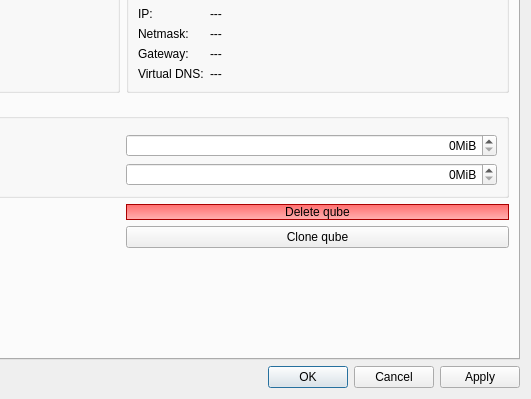
This is ui/settingsdlg.ui in QubesOS/qubes-manager as Qt 5 draws it before an edit; both pictures show x 285 to 816 and y 257 to 656 of the 816 by 656 pixel window. The edited form follows.
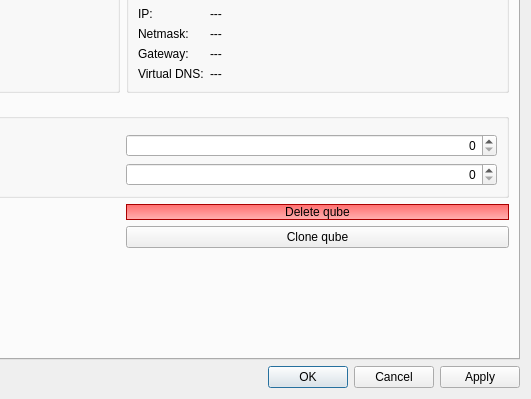
This is the edited form. The open tabs and pages were chosen to show the change. Icons and pictures are not drawn. Custom widgets are drawn as their Qt base class.

Commit message:
Changed display of image sizes in VM settings to GB when sensible
For sizes above 1 GB, the sizes of private image and root image will be displayed
as %.1f GB; smaller sizes will be displayed as %d MB.

fixes QubesOS/qubes-issues#5592

Diff of the .ui file:
```diff
--- a/ui/settingsdlg.ui
+++ b/ui/settingsdlg.ui
@@ -117,9 +117,6 @@
               <property name="alignment">
                <set>Qt::AlignRight|Qt::AlignTrailing|Qt::AlignVCenter</set>
               </property>
-              <property name="suffix">
-               <string>MiB</string>
-              </property>
               <property name="maximum">
                <number>1048576</number>
               </property>
@@ -136,9 +133,6 @@
               <property name="alignment">
                <set>Qt::AlignRight|Qt::AlignTrailing|Qt::AlignVCenter</set>
               </property>
-              <property name="suffix">
-               <string>MiB</string>
-              </property>
               <property name="minimum">
                <number>0</number>
               </property>
@@ -1556,6 +1550,13 @@
    </item>
   </layout>
  </widget>
+ <customwidgets>
+  <customwidget>
+   <class>SizeSpinBox</class>
+   <extends>QSpinBox</extends>
+   <header>qubesmanager/utils.h</header>
+  </customwidget>
+ </customwidgets>
  <tabstops>
   <tabstop>tabWidget</tabstop>
   <tabstop>vmname</tabstop>
```
Left out of the diff: 10 changed lines with no effect on the pictures. The commit also changes 1 other file.
